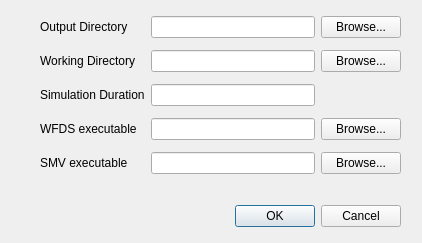
Before: the Qt Designer form src/qt_files/UserSettingsForm.ui in luckek/FireScapeRx-dev, drawn with Qt 5.
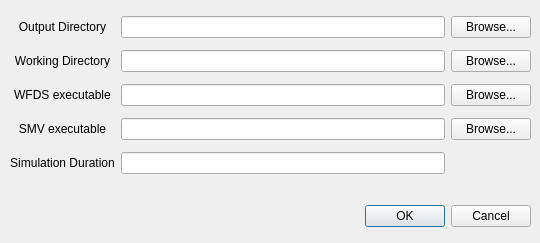
After: the same form once the commit is applied.

Commit message: Forgot to update this file

Diff of the .ui file:
```diff
--- a/src/qt_files/UserSettingsForm.ui
+++ b/src/qt_files/UserSettingsForm.ui
@@ -6,7 +6,7 @@
    <rect>
     <x>0</x>
     <y>0</y>
-    <width>422</width>
+    <width>540</width>
     <height>243</height>
    </rect>
   </property>
@@ -16,7 +16,7 @@
   <widget class="QDialogButtonBox" name="button_box">
    <property name="geometry">
     <rect>
-     <x>60</x>
+     <x>190</x>
      <y>200</y>
      <width>341</width>
      <height>32</height>
@@ -32,9 +32,9 @@
   <widget class="QWidget" name="gridLayoutWidget">
    <property name="geometry">
     <rect>
-     <x>40</x>
+     <x>10</x>
      <y>10</y>
-     <width>361</width>
+     <width>521</width>
      <height>171</height>
     </rect>
    </property>
@@ -47,6 +47,9 @@
       <property name="text">
        <string>Output Directory</string>
       </property>
+      <property name="alignment">
+       <set>Qt::AlignCenter</set>
+      </property>
      </widget>
     </item>
     <item row="2" column="3">
@@ -67,39 +70,31 @@
       <property name="text">
        <string>Working Directory</string>
       </property>
+      <property name="alignment">
+       <set>Qt::AlignCenter</set>
+      </property>
      </widget>
     </item>
     <item row="3" column="2">
      <widget class="QLineEdit" name="_sim_duration_line_edit"/>
     </item>
-    <item row="3" column="1">
-     <widget class="QLabel" name="sim_duration_label">
-      <property name="text">
-       <string>Simulation Duration</string>
-      </property>
-     </widget>
-    </item>
-    <item row="1" column="3">
-     <widget class="QPushButton" name="output_dir_button">
-      <property name="toolTip">
-       <string>Select a new Output Directory</string>
-      </property>
-      <property name="text">
-       <string>Browse...</string>
-      </property>
-     </widget>
-    </item>
     <item row="4" column="2">
      <widget class="QLineEdit" name="_wfds_exec_line_edit"/>
     </item>
-    <item row="4" column="1">
-     <widget class="QLabel" name="output_dir_label_2">
+    <item row="1" column="3">
+     <widget class="QPushButton" name="output_dir_button">
+      <property name="toolTip">
+       <string>Select a new Output Directory</string>
+      </property>
       <property name="text">
-       <string>WFDS executable</string>
+       <string>Browse...</string>
       </property>
      </widget>
     </item>
-    <item row="4" column="3">
+    <item row="5" column="2">
+     <widget class="QLineEdit" name="_smv_exec_line_edit"/>
+    </item>
+    <item row="3" column="3">
      <widget class="QPushButton" name="wfds_exec_bttn">
       <property name="toolTip">
        <string>Select a new Output Directory</string>
@@ -109,23 +104,43 @@
       </property>
      </widget>
     </item>
+    <item row="4" column="3">
+     <widget class="QPushButton" name="smv_exec_bttn">
+      <property name="toolTip">
+       <string>Select a new Output Directory</string>
+      </property>
+      <property name="text">
+       <string>Browse...</string>
+      </property>
+     </widget>
+    </item>
     <item row="5" column="1">
+     <widget class="QLabel" name="sim_duration_label">
+      <property name="text">
+       <string>Simulation Duration</string>
+      </property>
+      <property name="alignment">
+       <set>Qt::AlignCenter</set>
+      </property>
+     </widget>
+    </item>
+    <item row="3" column="1">
+     <widget class="QLabel" name="output_dir_label_2">
+      <property name="text">
+       <string>WFDS executable</string>
+      </property>
+      <property name="alignment">
+       <set>Qt::AlignCenter</set>
+      </property>
+     </widget>
+    </item>
+    <item row="4" column="1">
      <widget class="QLabel" name="output_dir_label_3">
       <property name="text">
        <string>SMV executable</string>
       </property>
-     </widget>
-    </item>
-    <item row="5" column="2">
-     <widget class="QLineEdit" name="_smv_exec_line_edit"/>
-    </item>
-    <item row="5" column="3">
-     <widget class="QPushButton" name="smv_exec_bttn">
-      <property name="toolTip">
-       <string>Select a new Output Directory</string>
-      </property>
-      <property name="text">
-       <string>Browse...</string>
+      <property name="alignment">
+       <set>Qt::AlignCenter</set>
       </property>
      </widget>
     </item>
```
Left out of the diff: 11 changed lines with no effect on the pictures.
